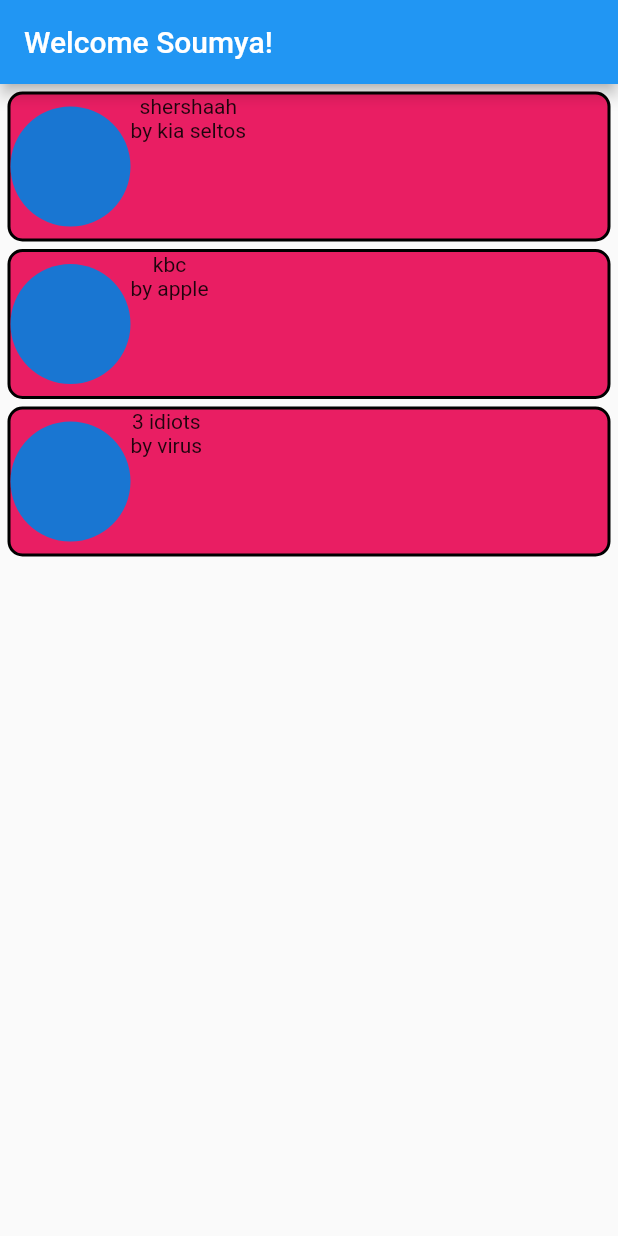
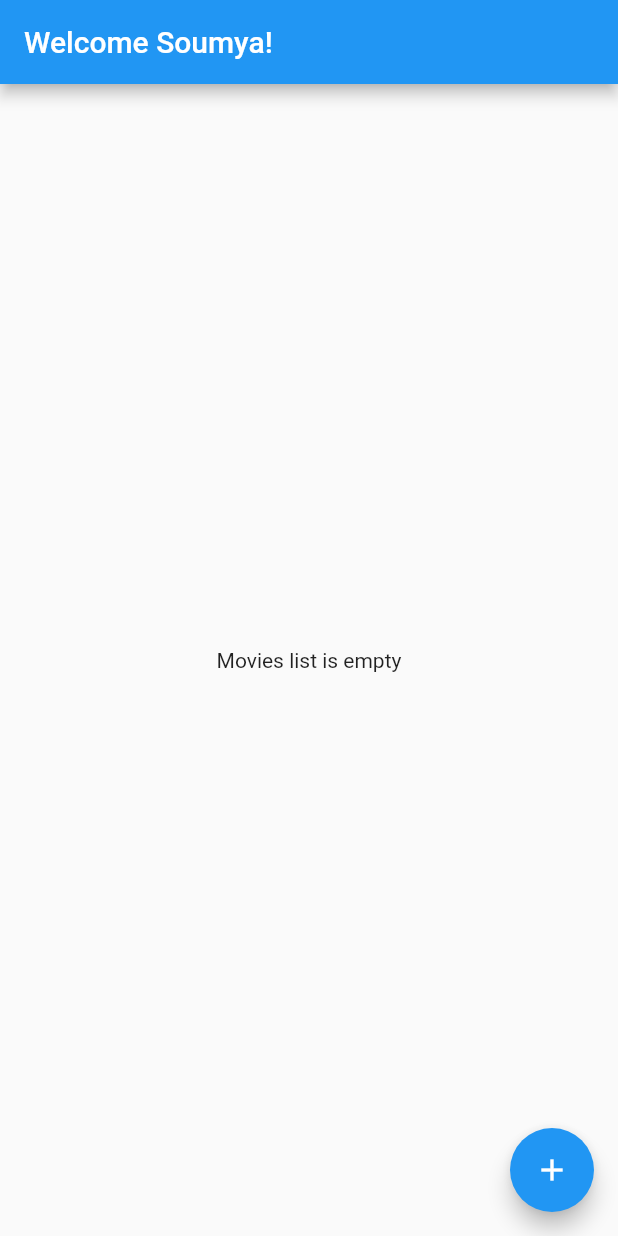
Before and after one commit to sg23x/moviebuddy, a Flutter app: the screen it shows after launch, on a phone screen of 412 x 824 dp. Run offline on Flutter 3.47's test engine with Material 2 defaults, Android fonts, the phone set to English and light mode, and no system bars.

Commit message:
addded: new movie adding mechanism

```diff
--- a/lib/screens/homepage.dart
+++ b/lib/screens/homepage.dart
@@ -1,21 +1,13 @@
 import 'package:flutter/material.dart';
 import 'package:moviebuddy/widgets/movieListItem.dart';
 
-class HomePage extends StatelessWidget {
-  List _movies = [
-    {
-      'movieName': 'shershaah',
-      'movieDirector': 'kia seltos',
-    },
-    {
-      'movieName': 'kbc',
-      'movieDirector': 'apple',
-    },
-    {
-      'movieName': '3 idiots',
-      'movieDirector': 'virus',
-    }
-  ];
+class HomePage extends StatefulWidget {
+  @override
+  _HomePageState createState() => _HomePageState();
+}
+
+class _HomePageState extends State<HomePage> {
+  List moviesList = [];
 
   @override
   Widget build(BuildContext context) {
@@ -23,12 +15,96 @@ class HomePage extends StatelessWidget {
       appBar: AppBar(
         title: Text('Welcome Soumya!'),
       ),
-      body: ListView.builder(
-        itemCount: _movies.length,
-        itemBuilder: (context, i) {
-          return MovieListItem(
-            movieName: _movies[i]['movieName'],
-            movieDirector: _movies[i]['movieDirector'],
+      body: moviesList.isEmpty
+          ? Center(
+              child: Text('Movies list is empty'),
+            )
+          : Column(
+              children: [
+                Expanded(
+                  child: ListView.builder(
+                    shrinkWrap: true,
+                    itemCount: moviesList.length,
+                    itemBuilder: (context, i) {
+                      return MovieListItem(
+                        movieName: moviesList[i]['movieName'],
+                        movieDirector: moviesList[i]['movieDirector'],
+                      );
+                    },
+                  ),
+                ),
+              ],
+            ),
+      floatingActionButton: FloatingActionButton(
+        child: Icon(
+          Icons.add,
+        ),
+        onPressed: () {
+          showDialog(
+            context: context,
+            builder: (BuildContext context) {
+              String _movName = '';
+              String _dirName = '';
+              return AlertDialog(
+                title: Text(
+                  'Add Movie',
+                ),
+                content: Container(
+                  height: 150,
+                  child: Column(
+                    children: [
+                      TextField(
+                        decoration: InputDecoration(
+                          labelText: 'Movie Name',
+                        ),
+                        onChanged: (val) {
+                          _movName = val;
+                        },
+                      ),
+                      TextField(
+                        decoration: InputDecoration(
+                          labelText: 'Director Name',
+                        ),
+                        onChanged: (val) {
+                          _dirName = val;
+                        },
+                      ),
+                    ],
+                  ),
+                ),
+                actions: [
+                  FlatButton(
+                    onPressed: () {
+                      Navigator.pop(context);
+                    },
+                    child: Text(
+                      'Cancel',
+                      style: TextStyle(
+                        color: Colors.pink,
+                      ),
+                    ),
+                  ),
+                  FlatButton(
+                    onPressed: () {
+                      Navigator.pop(context);
+                      setState(
+                        () {
+                          moviesList.add(
+                            {
+                              'movieName': _movName,
+                              'movieDirector': _dirName,
+                            },
+                          );
+                        },
+                      );
+                    },
+                    child: Text(
+                      'Add',
+                    ),
+                  ),
+                ],
+              );
+            },
           );
         },
       ),
```
